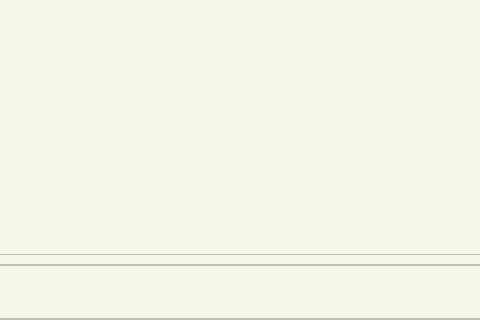
Above: pagina_lista_compras.ui from avilalem/ProyectoFinal before the change; both pictures show x 191 to 671 and y 280 to 600 of the 800 by 600 pixel window. Below: the same form after it.
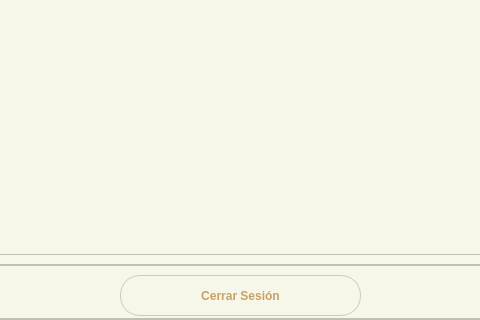
That is the form after the change. Icons and pictures are not drawn.

What changed in the file:
```diff
--- a/pagina_lista_compras.ui
+++ b/pagina_lista_compras.ui
@@ -439,6 +439,28 @@
             <normaloff>icono-informacion.png</normaloff>icono-informacion.png</iconset>
           </property>
          </widget>
+         <widget class="QPushButton" name="botonCerrarS">
+          <property name="geometry">
+           <rect>
+            <x>310</x>
+            <y>10</y>
+            <width>241</width>
+            <height>41</height>
+           </rect>
+          </property>
+          <property name="font">
+           <font>
+            <weight>75</weight>
+            <bold>true</bold>
+           </font>
+          </property>
+          <property name="styleSheet">
+           <string notr="true"/>
+          </property>
+          <property name="text">
+           <string>Cerrar Sesión</string>
+          </property>
+         </widget>
         </widget>
        </item>
       </layout>
```
